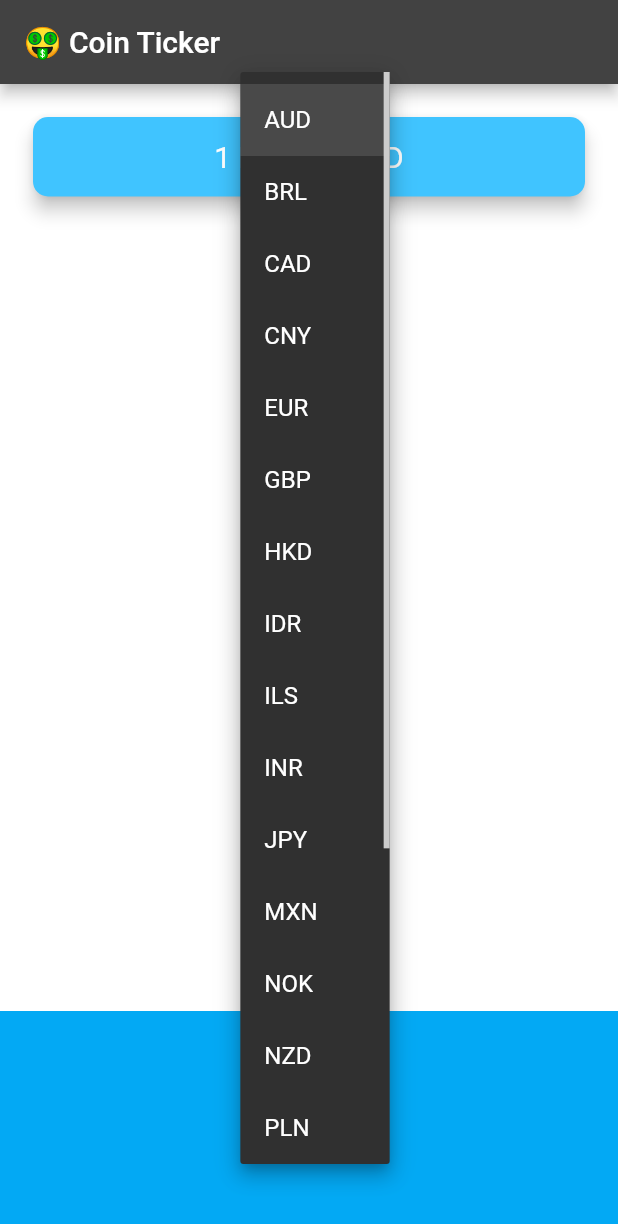
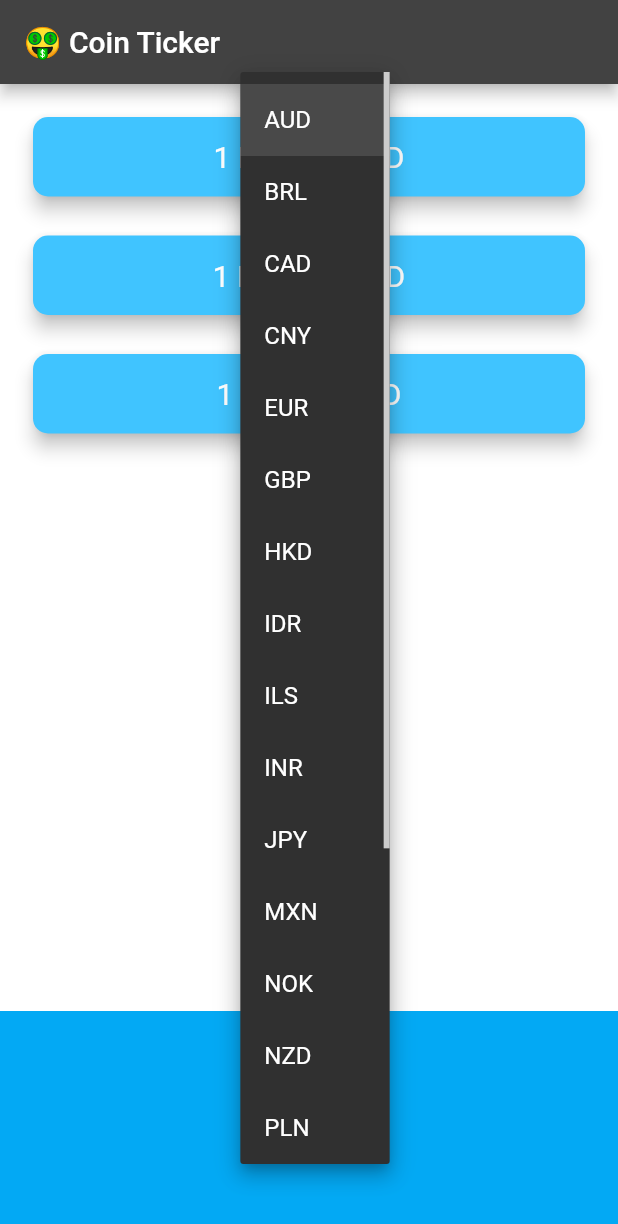
Before and after one commit to siba36/flutter_course_14_bitcoin_ticker, a Flutter app: the screen it shows after launch, after a tap on "AUD", on a phone screen of 412 x 824 dp. Shown: the top 1224 px of the screen. Run offline on Flutter 3.47's test engine with Material 2 defaults, Android fonts, the phone set to English and light mode, and no system bars; network calls fail.

Commit message:
bitcoin ticker app

```diff
--- a/lib/coin_data.dart
+++ b/lib/coin_data.dart
@@ -1,4 +1,6 @@
 import 'package:flutter/material.dart';
+import 'package:http/http.dart' as http;
+import 'dart:convert';
 
 const List<String> currenciesList = [
   'AUD',
@@ -30,17 +32,26 @@ const List<String> cryptoList = [
   'LTC',
 ];
 
+const coinAPIURL = 'https://rest.coinapi.io/v1/exchangerate';
+const apiKey = 'BFD0D65E-59A2-423E-B227-F78D7D6EA587';
+
 class CoinData {
-  List<DropdownMenuItem<String>> getCurrenciesDropDownItems() {
-    List<DropdownMenuItem<String>> items = [];
-    for (String currency in currenciesList) {
-      items.add(
-        DropdownMenuItem(
-          child: Text(currency),
-          value: currency,
-        ),
-      );
+  Future getCoinData(String? currency) async {
+    Map<String, String> exchangeRates = {};
+
+    for (String crypto in cryptoList) {
+      var url = '$coinAPIURL/$crypto/$currency?apikey=$apiKey';
+      var response = await http.get(Uri.parse(url));
+
+      if (response.statusCode == 200) {
+        var coinData = jsonDecode(response.body);
+        double exchangeRate = coinData['rate'];
+        exchangeRates[crypto] = exchangeRate.toStringAsFixed(0);
+      } else {
+        print(response.statusCode);
+        throw 'Problem with the get request';
+      }
     }
-    return items;
+    return exchangeRates;
   }
 }
--- a/lib/price_screen.dart
+++ b/lib/price_screen.dart
@@ -1,5 +1,7 @@
 import 'package:flutter/material.dart';
+import 'package:flutter/cupertino.dart';
 import 'coin_data.dart';
+import 'dart:io' show Platform;
 
 class PriceScreen extends StatefulWidget {
   @override
@@ -7,9 +9,85 @@ class PriceScreen extends StatefulWidget {
 }
 
 class _PriceScreenState extends State<PriceScreen> {
+  Map<String, String> coinValues = {};
   String? selectedCurrency = currenciesList[0];
-  List<DropdownMenuItem<String>> currencyDropdownMenuItems =
-      CoinData().getCurrenciesDropDownItems();
+  bool isWaiting = true;
+
+  DropdownButton<String> androidDropdown() {
+    List<DropdownMenuItem<String>> dropdownItems = [];
+    for (String currency in currenciesList) {
+      var newItem = DropdownMenuItem(
+        child: Text(currency),
+        value: currency,
+      );
+      dropdownItems.add(newItem);
+    }
+
+    return DropdownButton<String>(
+      value: selectedCurrency,
+      items: dropdownItems,
+      onChanged: (value) {
+        setState(() {
+          selectedCurrency = value;
+          getData();
+        });
+      },
+    );
+  }
+
+  CupertinoPicker iOSPicker() {
+    List<Text> pickerItems = [];
+    for (String currency in currenciesList) {
+      pickerItems.add(Text(currency));
+    }
+
+    return CupertinoPicker(
+      backgroundColor: Colors.lightBlue,
+      itemExtent: 32.0,
+      onSelectedItemChanged: (selectedIndex) {
+        print(selectedIndex);
+        setState(() {
+          selectedCurrency = currenciesList[selectedIndex];
+          getData();
+        });
+      },
+      children: pickerItems,
+    );
+  }
+
+  //TODO: Create a method here called getData() to get the coin data from coin_data.dart
+  void getData() async {
+    try {
+      var exchangeRates = await CoinData().getCoinData(selectedCurrency);
+      isWaiting = false;
+      setState(() {
+        coinValues = exchangeRates;
+      });
+    } catch (e) {
+      print(e);
+    }
+  }
+
+  @override
+  void initState() {
+    super.initState();
+    //TODO: Call getData() when the screen loads up.
+    getData();
+  }
+
+  List<Widget> makeCryptoCard() {
+    List<Widget> cards = [];
+    for (String crytpo in cryptoList) {
+      cards.add(
+        CryptoCard(
+          cryptoCurrency: crytpo,
+          exchangeRate: isWaiting ? '?' : coinValues[crytpo],
+          selectedCurrency: selectedCurrency,
+        ),
+      );
+    }
+    return cards;
+  }
 
   @override
   Widget build(BuildContext context) {
@@ -21,7 +99,37 @@ class _PriceScreenState extends State<PriceScreen> {
         mainAxisAlignment: MainAxisAlignment.spaceBetween,
         crossAxisAlignment: CrossAxisAlignment.stretch,
         children: <Widget>[
-          Padding(
+          Column(
+            crossAxisAlignment: CrossAxisAlignment.stretch,
+            children: makeCryptoCard(),
+          ),
+          Container(
+            height: 150.0,
+            alignment: Alignment.center,
+            padding: EdgeInsets.only(bottom: 30.0),
+            color: Colors.lightBlue,
+            child: Platform.isIOS ? iOSPicker() : androidDropdown(),
+          ),
+        ],
+      ),
+    );
+  }
+}
+
+class CryptoCard extends StatelessWidget {
+  const CryptoCard({
+    this.cryptoCurrency,
+    required this.exchangeRate,
+    required this.selectedCurrency,
+  });
+
+  final cryptoCurrency;
+  final String? exchangeRate;
+  final String? selectedCurrency;
+
+  @override
+  Widget build(BuildContext context) {
+    return Padding(
       padding: EdgeInsets.fromLTRB(18.0, 18.0, 18.0, 0),
       child: Card(
         color: Colors.lightBlueAccent,
@@ -32,7 +140,8 @@ class _PriceScreenState extends State<PriceScreen> {
         child: Padding(
           padding: EdgeInsets.symmetric(vertical: 15.0, horizontal: 28.0),
           child: Text(
-                  '1 BTC = ? USD',
+            //TODO: Update the Text Widget with the live bitcoin data here.
+            '1 $cryptoCurrency = $exchangeRate $selectedCurrency',
             textAlign: TextAlign.center,
             style: TextStyle(
               fontSize: 20.0,
@@ -41,24 +150,6 @@ class _PriceScreenState extends State<PriceScreen> {
           ),
         ),
       ),
-          ),
-          Container(
-            height: 150.0,
-            alignment: Alignment.center,
-            padding: EdgeInsets.only(bottom: 30.0),
-            color: Colors.lightBlue,
-            child: DropdownButton<String>(
-              value: selectedCurrency,
-              items: currencyDropdownMenuItems,
-              onChanged: (value) {
-                setState(() {
-                  selectedCurrency = value;
-                });
-              },
-            ),
-          ),
-        ],
-      ),
     );
   }
 }
--- a/pubspec.yaml
+++ b/pubspec.yaml
@@ -34,6 +34,7 @@ dependencies:
   # The following adds the Cupertino Icons font to your application.
   # Use with the CupertinoIcons class for iOS style icons.
   cupertino_icons: ^1.0.2
+  http: ^0.13.4
 
 dev_dependencies:
   flutter_test:
```
Also changed, not shown: pubspec.lock. Lines whose indentation alone changed are shown as unchanged.
